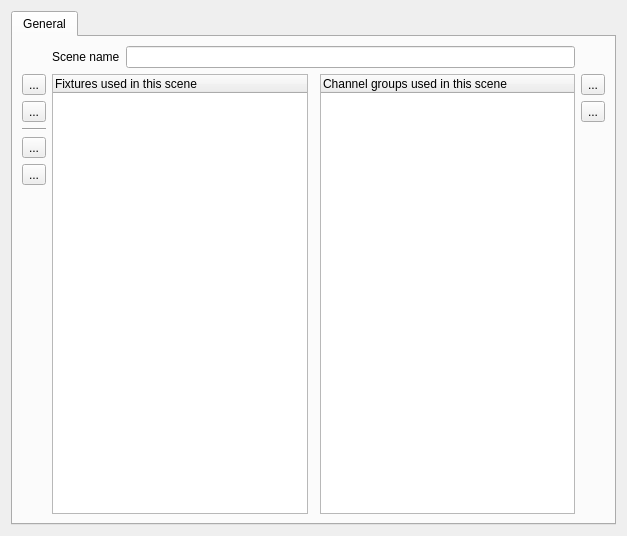
Before: the Qt Designer form ui/src/sceneeditor.ui in mcallegari/qlcplus, drawn with Qt 5.
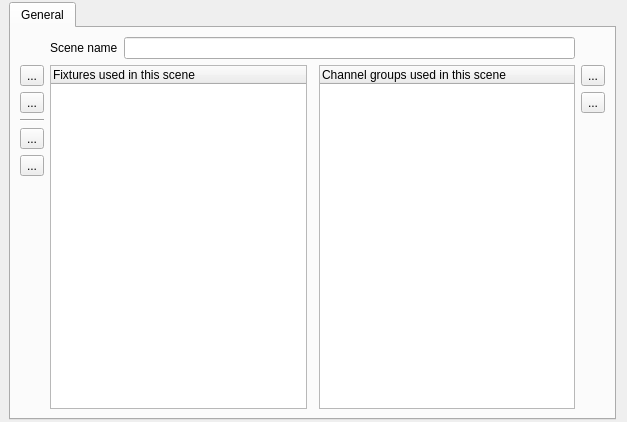
After: the same form once the commit is applied. Icons and pictures are not drawn.

The edit to the form file:
```diff
--- a/ui/src/sceneeditor.ui
+++ b/ui/src/sceneeditor.ui
@@ -7,7 +7,7 @@
     <x>0</x>
     <y>0</y>
     <width>627</width>
-    <height>536</height>
+    <height>422</height>
    </rect>
   </property>
   <property name="sizePolicy">
@@ -20,6 +20,15 @@
    <string>Scene editor</string>
   </property>
   <layout class="QVBoxLayout" name="verticalLayout">
+   <property name="leftMargin">
+    <number>9</number>
+   </property>
+   <property name="topMargin">
+    <number>2</number>
+   </property>
+   <property name="bottomMargin">
+    <number>2</number>
+   </property>
    <item>
     <widget class="QTabWidget" name="m_tab">
      <property name="currentIndex">
```
